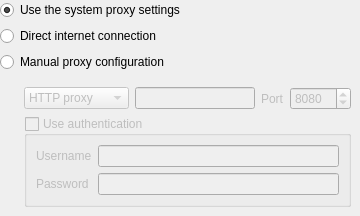
Qt form network/proxysettings.ui (polpo/cantata-mac) before a commit.
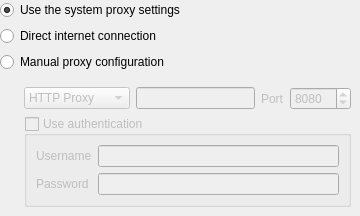
The same form after that commit. Custom widgets are drawn as their Qt base class.

What changed in the file:
```diff
--- a/network/proxysettings.ui
+++ b/network/proxysettings.ui
@@ -56,12 +56,12 @@
          <widget class="QComboBox" name="proxyType">
           <item>
            <property name="text">
-            <string>HTTP proxy</string>
+            <string>HTTP Proxy</string>
            </property>
           </item>
           <item>
            <property name="text">
-            <string>SOCKS proxy</string>
+            <string>SOCKS Proxy</string>
            </property>
           </item>
          </widget>
```
